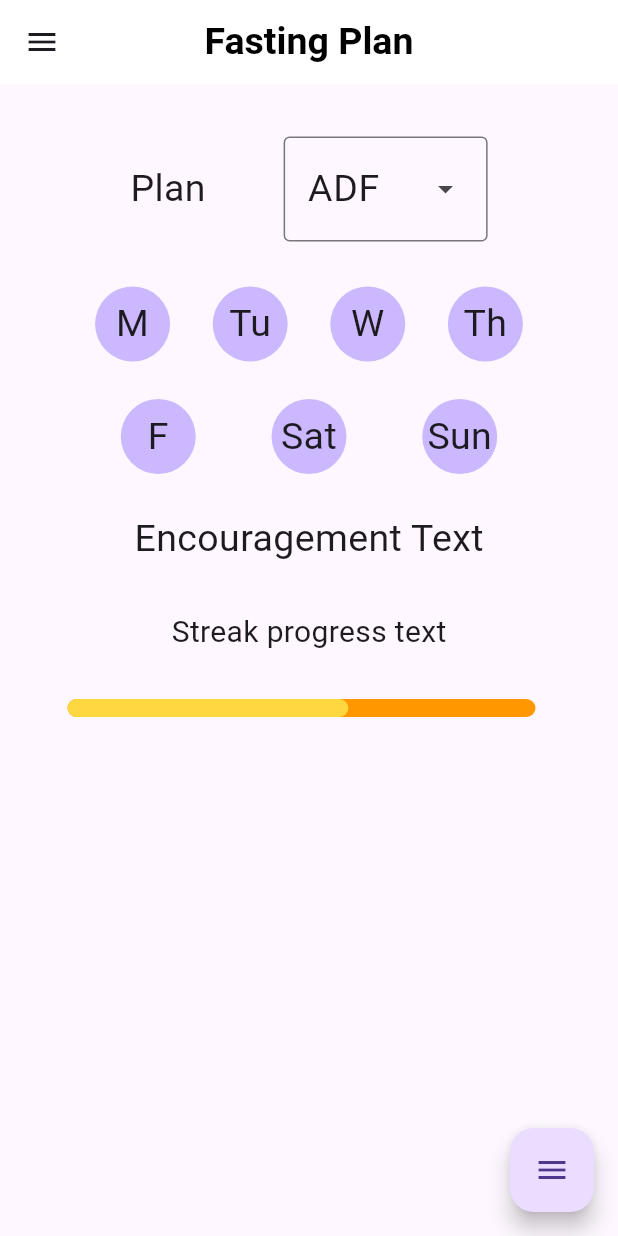
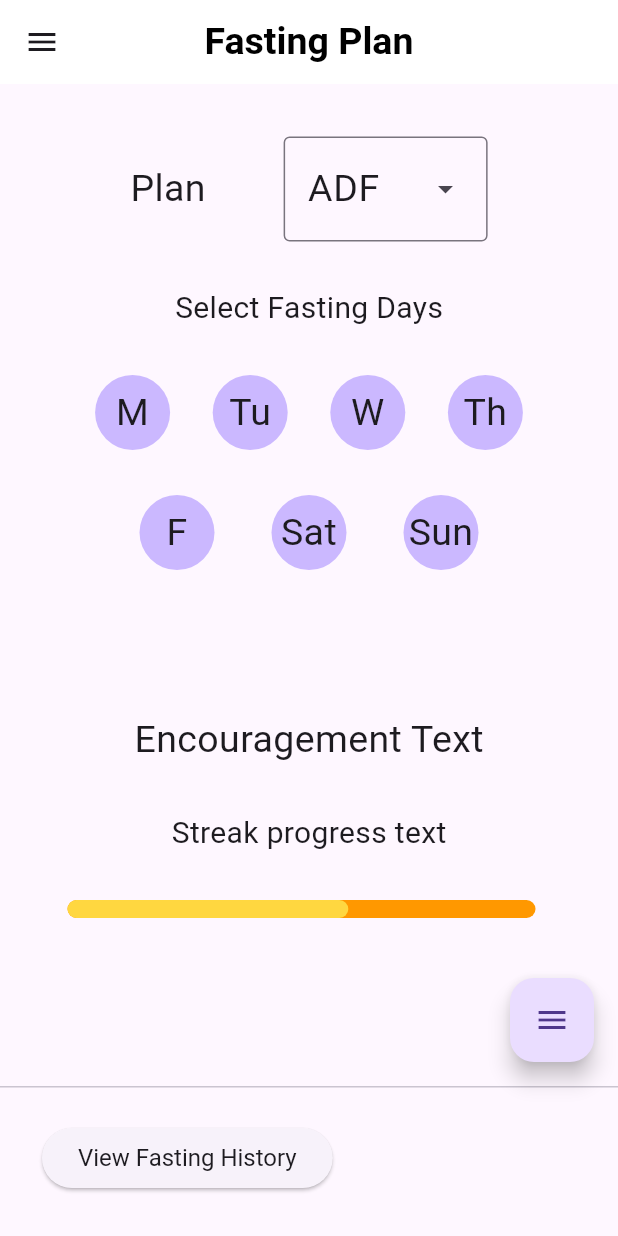
Before and after one commit to Deanna-Jesse-Smith/honours-project, a Flutter app: the FastingPlan screen opened by its route, on a phone screen of 412 x 824 dp. Run offline on Flutter 3.47's test engine with Material 3 defaults, Android fonts, the phone set to English and light mode, and no system bars; drawn by our look-alikes of flutter_expandable_fab, percent_indicator; our stand-ins replace pedometer, permission_handler; missing offline and left inert: flutter_logs, percent_indicator_circle.

Commit message:
Started themes and Fasting History

```diff
--- a/lib/custom_widgets.dart
+++ b/lib/custom_widgets.dart
@@ -146,12 +146,12 @@ class CustomWidgets {
     );
   }
 
-  ExpandableFab getFAB(int index) {
+  ExpandableFab getFAB(int index, {ExpandableFabPos posi = ExpandableFabPos.center}) {
     CategoryModel model = CategoryModel(index: index);
     List<CategoryModel> configs = model.getFABList();
     return ExpandableFab(
       type: ExpandableFabType.up,
-      pos: ExpandableFabPos.center,
+      pos: posi,
       overlayStyle: ExpandableFabOverlayStyle(blur: 20),
       margin: EdgeInsets.all(10),
       children: [
--- a/lib/pages/FastingPlan.dart
+++ b/lib/pages/FastingPlan.dart
@@ -1,8 +1,10 @@
 import 'dart:collection';
 
 import 'package:flutter/material.dart';
+import 'package:flutter_expandable_fab/flutter_expandable_fab.dart';
+
 import 'package:testrun/custom_widgets.dart';
-import 'package:flutter_expandable_fab/flutter_expandable_fab.dart';
+import 'package:testrun/pages/fasting_history.dart';
 import 'package:testrun/utils/text_sizing.dart';
 import 'package:testrun/widgets/custom_checkbox.dart';
 
@@ -29,29 +31,38 @@ class FastingPlanState extends State<FastingPlan> {
     CustomWidgets customWidgets = CustomWidgets();
     return Scaffold(
       appBar: customWidgets.appBar('Fasting Plan'),
-      body: createADF(),
+      body: Container(
+        alignment: Alignment.center,
+        padding: EdgeInsets.all(20),
+        child: getCorrectLayout(),
+      ),
+      persistentFooterButtons: [Container(
+        padding: EdgeInsets.only(left: 20, top: 15, bottom: 20),
+        alignment: Alignment.bottomLeft,
+        child: ElevatedButton(onPressed: () => {
+          Navigator.of(context).push(
+            MaterialPageRoute(builder: (context) => const FastingHistory())
+          )
+        }, child: Text('View Fasting History', style: Theme.of(context).textTheme.displayMedium,),),
+      )],
       drawer: customWidgets.getDrawer(context),
       floatingActionButtonLocation: ExpandableFab.location,
-      floatingActionButton: customWidgets.getFAB(1),
+      floatingActionButton: customWidgets.getFAB(1, posi: ExpandableFabPos.right),
     );
   }
 
-  Container createTRE() {
-    return Container(
-      alignment: Alignment.center,
-      padding: EdgeInsets.all(20),
-      child: Column(
-        children: [
-      ],
-      )
-    );
+  Column getCorrectLayout() {
+    if (dropDownValue == 'ADF') {
+      return createADF();
+    } else if (dropDownValue == 'TRE') {
+      return createTRE();
+    } else {
+      return create52();
+    }
   }
 
-  Container createADF() {
-    return Container(
-      alignment: Alignment.center,
-      padding: EdgeInsets.all(20),
-      child: Column(
+  Column create52() {
+    return Column(
       children: [
         Padding(padding: EdgeInsets.all(15), child: chooseFastingPlan()),
         Padding(
@@ -135,20 +146,181 @@ class FastingPlanState extends State<FastingPlan> {
         ),
         Padding(
           padding: EdgeInsets.all(15),
-              child: const Text('Encouragement Text',
-              style: TextStyle(fontSize: TextSizing.large),)
+          child: const Text(
+            'Encouragement Text',
+            style: TextStyle(fontSize: TextSizing.large),
+          ),
         ),
         Padding(
           padding: EdgeInsets.all(15),
-              child: const Text('Streak progress text',
-              style: TextStyle(fontSize: TextSizing.medium),)
+          child: const Text(
+            'Streak progress text',
+            style: TextStyle(fontSize: TextSizing.medium),
+          ),
         ),
         Padding(
           padding: EdgeInsets.all(15),
-              child: CustomWidgets().streakIndicator('Streak underway', 0.6, Colors.orange, Colors.amberAccent, context)
-            )
+          child: CustomWidgets().streakIndicator(
+            'Streak underway',
+            0.6,
+            Colors.orange,
+            Colors.amberAccent,
+            context,
+          ),
+        ),
+      ],
+    );
+  }
+
+  Column createTRE() {
+    final theme = Theme.of(context);
+
+    return Column(
+      children: [
+        Padding(padding: EdgeInsets.all(15), child: chooseFastingPlan()),
+        Padding(
+          padding: EdgeInsets.all(15),
+          child: const Text(
+            'Encouragement Text',
+            style: TextStyle(fontSize: TextSizing.large),
+          ),
+        ),
+        Padding(
+          padding: EdgeInsets.all(15),
+          child: Text(
+            'Streak progress text',
+            style: theme.textTheme.displayMedium,
+          ),
+        ),
+        Padding(
+          padding: EdgeInsets.all(15),
+          child: CustomWidgets().streakIndicator(
+            'Streak underway',
+            0.6,
+            Colors.orange,
+            Colors.amberAccent,
+            context,
+          ),
+        ),
+      ],
+    );
+  }
+
+  Column createADF() {
+    return Column(
+      children: [
+        Padding(padding: EdgeInsets.all(15), child: chooseFastingPlan()),
+        Padding(
+          padding: EdgeInsets.all(15),
+          child: Text(
+            'Select Fasting Days',
+            style: TextStyle(fontSize: TextSizing.medium),
+          ),
+        ),
+        Padding(
+          padding: EdgeInsets.all(15),
+          child: Row(
+            mainAxisAlignment: MainAxisAlignment.spaceEvenly,
+            children: [
+              CustomCheckbox(
+                isSelected: daysSelected[0],
+                dayOfWeek: 'M',
+                onTap: (bool val) {
+                  setState(() {
+                    daysSelected[0] = val;
+                  });
+                },
+              ),
+              CustomCheckbox(
+                isSelected: daysSelected[1],
+                dayOfWeek: 'Tu',
+                onTap: (bool val) {
+                  setState(() {
+                    daysSelected[1] = val;
+                  });
+                },
+              ),
+              CustomCheckbox(
+                isSelected: daysSelected[2],
+                dayOfWeek: 'W',
+                onTap: (bool val) {
+                  setState(() {
+                    daysSelected[2] = val;
+                  });
+                },
+              ),
+              CustomCheckbox(
+                isSelected: daysSelected[3],
+                dayOfWeek: 'Th',
+                onTap: (bool val) {
+                  setState(() {
+                    daysSelected[3] = val;
+                  });
+                },
+              ),
             ],
           ),
+        ),
+        Padding(
+          padding: EdgeInsets.fromLTRB(35, 15, 35, 80),
+          child: Row(
+            mainAxisAlignment: MainAxisAlignment.spaceEvenly,
+            children: [
+              CustomCheckbox(
+                isSelected: daysSelected[4],
+                dayOfWeek: 'F',
+                onTap: (bool val) {
+                  setState(() {
+                    daysSelected[4] = val;
+                  });
+                },
+              ),
+              CustomCheckbox(
+                isSelected: daysSelected[5],
+                dayOfWeek: 'Sat',
+                onTap: (bool val) {
+                  setState(() {
+                    daysSelected[5] = val;
+                  });
+                },
+              ),
+              CustomCheckbox(
+                isSelected: daysSelected[6],
+                dayOfWeek: 'Sun',
+                onTap: (bool val) {
+                  setState(() {
+                    daysSelected[6] = val;
+                  });
+                },
+              ),
+            ],
+          ),
+        ),
+        Padding(
+          padding: EdgeInsets.all(15),
+          child: const Text(
+            'Encouragement Text',
+            style: TextStyle(fontSize: TextSizing.large),
+          ),
+        ),
+        Padding(
+          padding: EdgeInsets.all(15),
+          child: const Text(
+            'Streak progress text',
+            style: TextStyle(fontSize: TextSizing.medium),
+          ),
+        ),
+        Padding(
+          padding: EdgeInsets.all(15),
+          child: CustomWidgets().streakIndicator(
+            'Streak underway',
+            0.6,
+            Colors.orange,
+            Colors.amberAccent,
+            context,
+          ),
+        ),
+      ],
     );
   }
 
```
Also changed, not shown: lib/main.dart (+24 -1 lines), lib/pages/fasting_history.dart (added, +36 -0 lines). Lines whose indentation alone changed are shown as unchanged.
